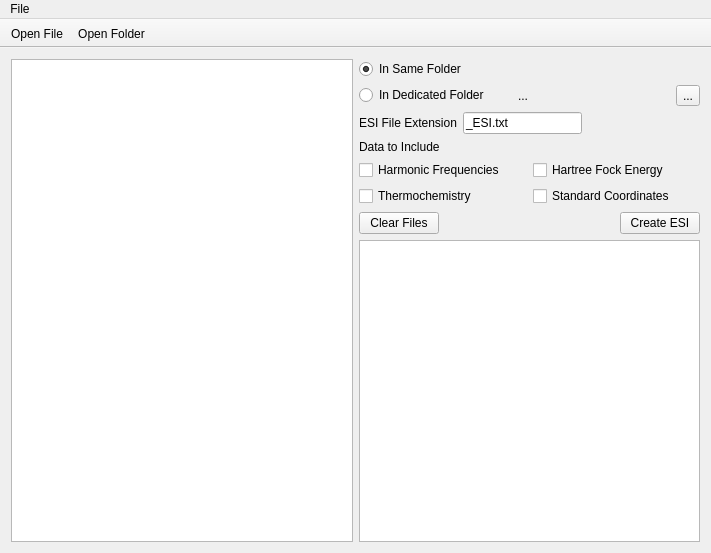
Above: Geac/geac.ui from LaTruelle/Geac before the change. Below: the same form after it.
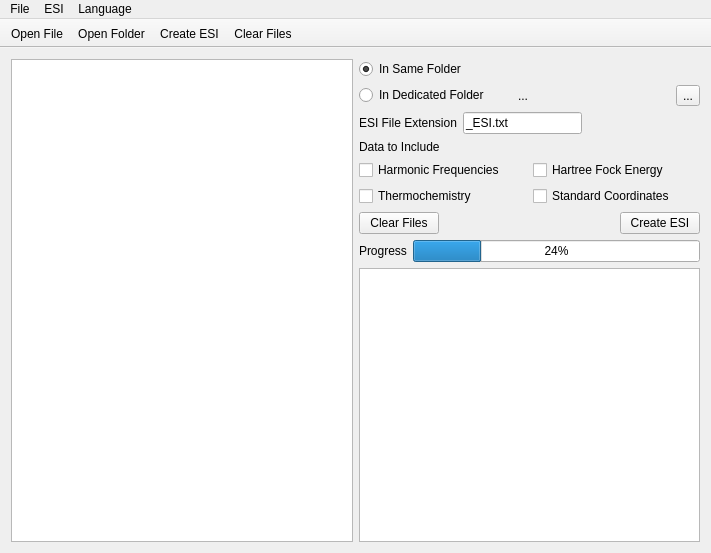
That is the form after the change. Icons and pictures are not drawn.

Commit message: Added translation interface and various buttons in toolbar

Diff of the .ui file:
```diff
--- a/Geac/geac.ui
+++ b/Geac/geac.ui
@@ -168,6 +168,24 @@
           </item>
          </layout>
         </item>
+        <item>
+         <layout class="QHBoxLayout" name="horizontalLayout_4">
+          <item>
+           <widget class="QLabel" name="progressLabel">
+            <property name="text">
+             <string>Progress</string>
+            </property>
+           </widget>
+          </item>
+          <item>
+           <widget class="QProgressBar" name="progressBar">
+            <property name="value">
+             <number>24</number>
+            </property>
+           </widget>
+          </item>
+         </layout>
+        </item>
         <item>
          <widget class="QTextBrowser" name="textDisplay"/>
         </item>
@@ -193,7 +211,23 @@
     <addaction name="actionOpen_File"/>
     <addaction name="actionOpen_Folder"/>
    </widget>
+   <widget class="QMenu" name="menuESI">
+    <property name="title">
+     <string>ESI</string>
+    </property>
+    <addaction name="actionClear_Files"/>
+    <addaction name="actionCreate_ESI"/>
+   </widget>
+   <widget class="QMenu" name="menuLanguage">
+    <property name="title">
+     <string>Language</string>
+    </property>
+    <addaction name="actionEnglish"/>
+    <addaction name="actionFran_ais"/>
+   </widget>
    <addaction name="FileMenu"/>
+   <addaction name="menuESI"/>
+   <addaction name="menuLanguage"/>
   </widget>
   <widget class="QToolBar" name="toolBar">
    <property name="windowTitle">
@@ -213,6 +247,8 @@
    </attribute>
    <addaction name="actionOpen_File"/>
    <addaction name="actionOpen_Folder"/>
+   <addaction name="actionCreate_ESI"/>
+   <addaction name="actionClear_Files"/>
   </widget>
   <action name="actionOpen_File">
    <property name="icon">
@@ -241,6 +277,34 @@
     <string>Ctrl+F</string>
    </property>
   </action>
+  <action name="actionClear_Files">
+   <property name="icon">
+    <iconset resource="images.qrc">
+     <normaloff>:/icons/images/icons/Delete-File2.svg</normaloff>:/icons/images/icons/Delete-File2.svg</iconset>
+   </property>
+   <property name="text">
+    <string>Clear Files</string>
+   </property>
+  </action>
+  <action name="actionCreate_ESI">
+   <property name="icon">
+    <iconset resource="images.qrc">
+     <normaloff>:/icons/images/icons/Process-Start.svg</normaloff>:/icons/images/icons/Process-Start.svg</iconset>
+   </property>
+   <property name="text">
+    <string>Create ESI</string>
+   </property>
+  </action>
+  <action name="actionEnglish">
+   <property name="text">
+    <string>English</string>
+   </property>
+  </action>
+  <action name="actionFran_ais">
+   <property name="text">
+    <string>Français</string>
+   </property>
+  </action>
  </widget>
  <layoutdefault spacing="6" margin="11"/>
  <resources>
```
Left out of the diff: 35 changed lines with no effect on the pictures. The commit also changes 2 other files.
